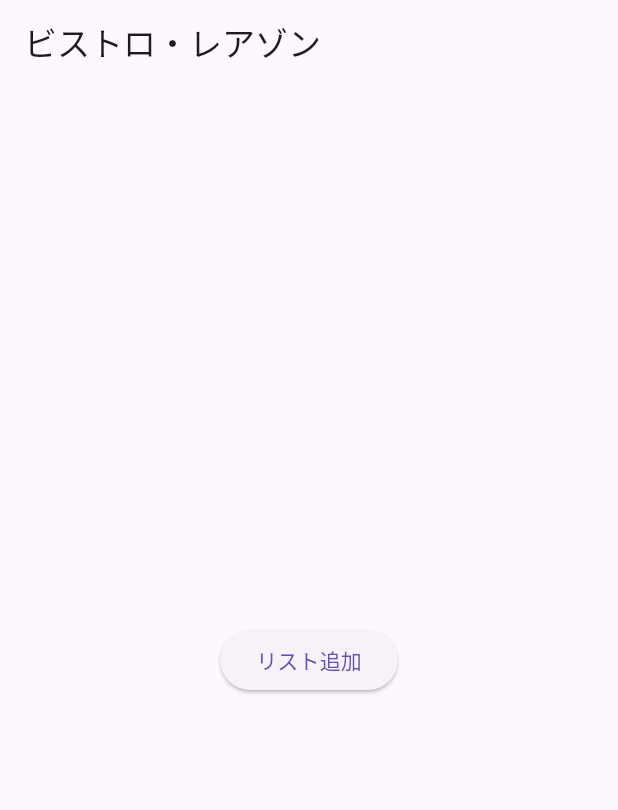
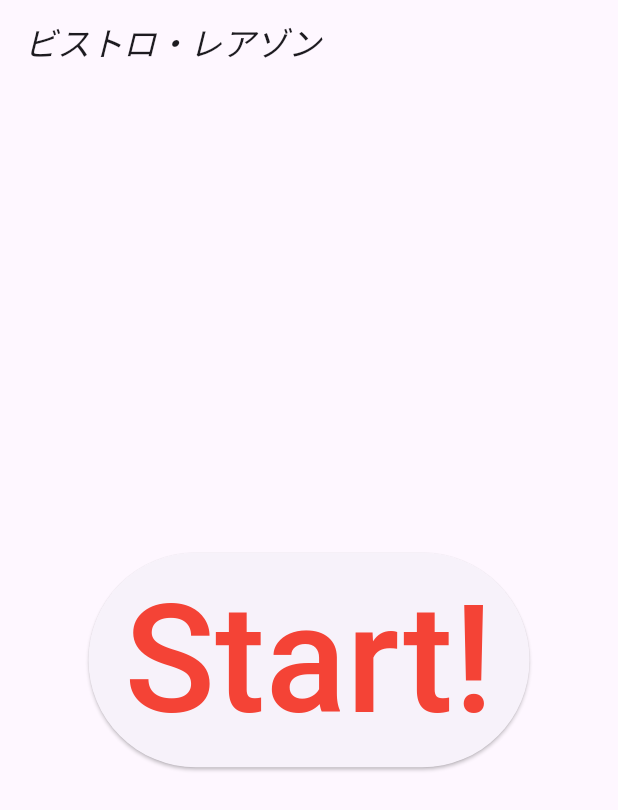
Before and after one commit to Shu-Nkosen/reazonCooking, a Flutter app: the screen it shows after launch, on a phone screen of 412 x 824 dp. Shown: the top 810 px of the screen. Run offline on Flutter 3.47's test engine with Material 3 defaults, Android fonts, the phone set to English and light mode, and no system bars; our stand-ins replace sensors_plus.

Commit message:
textのstyleを変更

```diff
--- a/cooking_reazon/lib/main.dart
+++ b/cooking_reazon/lib/main.dart
@@ -29,7 +29,7 @@ class _MyHomePageState extends State<MyHomePage> {
   @override
   Widget build(BuildContext context) {
     return Scaffold(
-      appBar: AppBar(title: Text("ビストロ・レアゾン")),
+      appBar: AppBar(title: Text("ビストロ・レアゾン",style:TextStyle(fontStyle:FontStyle.italic))),
       body: Center(
         child: ElevatedButton(
           onPressed: () {
@@ -38,7 +38,7 @@ class _MyHomePageState extends State<MyHomePage> {
               MaterialPageRoute(builder: (context) => const NextPage()),
             );
           },
-          child: const Text('リスト追加'),
+          child: const Text('Start!',style:TextStyle(fontSize:100,color:Colors.red)),
         ),
       ),
     );
```
